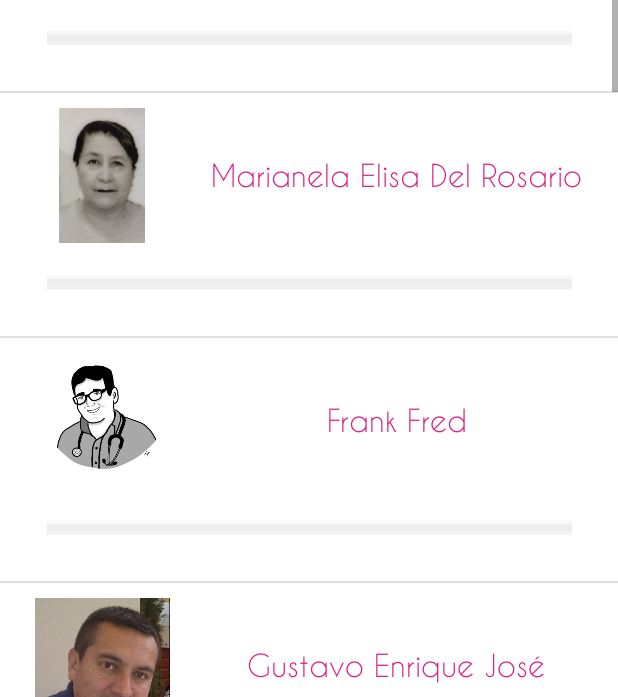
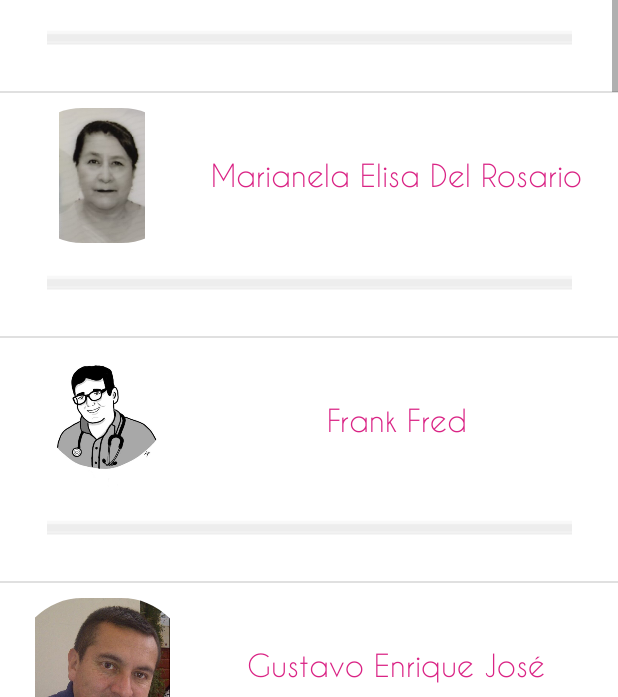
Before and after one commit to Seagull29/FindDocCusco, an Android app: the informacion screen opened directly, with no data from a screen before it, after a tap on "Médicos generales", on a phone screen of 412 x 824 dp. Shown: the part 539-1236 px from the top of the screen. Run offline under Robolectric (Android 15) with nearby library versions, the phone set to English and light mode, and no system bars.

Commit message:
textos corregidos

```diff
--- a/app/src/main/res/layout/activity_calculadora.xml
+++ b/app/src/main/res/layout/activity_calculadora.xml
@@ -76,7 +76,7 @@
                         android:id="@+id/rbVaron"
                         android:layout_width="wrap_content"
                         android:layout_height="wrap_content"
-                        android:text="varon"
+                        android:text="Varón"
                         android:textSize="18dp"
                         android:textColor="@color/rosao"
                         android:textStyle="bold" />
@@ -152,7 +152,7 @@
                 android:layout_marginBottom="3dp"
                 android:orientation="horizontal">
 
-                <Button
+                <!--<Button
                     android:id="@+id/btnConsejo"
                     android:layout_width="wrap_content"
                     android:layout_height="match_parent"
@@ -165,7 +165,7 @@
                     android:text="Recomendaciones"
                     android:textColor="@color/D"
                     android:textSize="16dp"
-                    app:backgroundTint="#3E4F59" />
+                    app:backgroundTint="#3E4F59" />-->
 
 
             </LinearLayout>
--- a/app/src/main/res/layout/activity_emergencias.xml
+++ b/app/src/main/res/layout/activity_emergencias.xml
@@ -28,7 +28,7 @@
         android:layout_height="77dp"
         android:fontFamily="@font/caviardreams"
         android:gravity="center"
-        android:text="Precione el boton 'Llamar' de uno de los contactos para comunicarse con uno de ellos"
+        android:text="Presione el botón 'Llamar' de alguno de los contactos para comunicarse con ellos"
         android:textColor="@color/black"
         android:textSize="18dp"
         app:layout_constraintBottom_toBottomOf="parent"
@@ -36,11 +36,13 @@
         app:layout_constraintHorizontal_bias="0.492"
         app:layout_constraintStart_toStartOf="parent"
         app:layout_constraintTop_toTopOf="parent"
+        android:layout_marginBottom="50dp"
         app:layout_constraintVertical_bias="0.183" />
 
     <ScrollView
         android:layout_width="366dp"
         android:layout_height="519dp"
+        android:paddingTop="50dp"
         app:layout_constraintBottom_toBottomOf="parent"
         app:layout_constraintEnd_toEndOf="parent"
         app:layout_constraintHorizontal_bias="0.489"
@@ -52,6 +54,7 @@
             android:layout_width="match_parent"
             android:layout_height="wrap_content"
             android:orientation="vertical"
+            android:paddingTop="50dp"
             android:gravity="center">
 
             <TextView
--- a/app/src/main/res/layout/activity_interfaz_principal.xml
+++ b/app/src/main/res/layout/activity_interfaz_principal.xml
@@ -21,7 +21,7 @@
             android:layout_height="90dp"
             android:background="@drawable/boton_redondo"
             android:fontFamily="@font/caviardreamsbold"
-            android:text="Encontrar especialistas     mas cercanos"
+            android:text="Encontrar especialistas     más cercanos"
             android:textColor="@color/B"
             android:onClick="maps"
             android:textSize="16dp"
@@ -96,7 +96,7 @@
             android:fontFamily="@font/caviardreamsbold"
             android:gravity="center"
             android:onClick="info"
-            android:text="Informacion de      especialistas"
+            android:text="Información de      especialistas"
             android:textColor="@color/B"
             android:textSize="17dp"
             app:backgroundTint="#99C2DA" />
--- a/app/src/main/res/layout/activity_main.xml
+++ b/app/src/main/res/layout/activity_main.xml
@@ -56,7 +56,7 @@
             android:id="@+id/textView4"
             android:layout_width="match_parent"
             android:layout_height="wrap_content"
-            android:text="FindDoc Cusco es un aplicativo móvil que sirve para localizar a los especialistas de salud mas cercanos a su ubicación actual!, puede acceder a la información de estos especialistas y ponerse en contacto con ellos, y también podrá acceder a contactos de emergencia que estén disponibles las 24 hrs para cualquier urgencia de salud."
+            android:text="FindDoc Cusco es una aplicación móvil con el objetivo de localizar a los especialistas de salud más cercanos a su ubicación actual. Usted puede acceder a la información de los especialistas y ponerse en contacto con ellos. Además, también podrá acceder a contactos de emergencia que estén disponibles las 24 horas para cualquier emergencia de salud."
             android:textAlignment="viewStart"
             android:textColor="@color/gris" />
 
--- a/app/src/main/res/layout/lista_categorias.xml
+++ b/app/src/main/res/layout/lista_categorias.xml
@@ -27,7 +27,7 @@
             android:layout_height="wrap_content"
             android:fontFamily="@font/caviardreamsbold"
             android:gravity="center"
-            android:text="Categorias"
+            android:text="Categorías"
             android:textColor="@color/rosao"
             android:textSize="22dp" />
 
--- a/app/src/main/res/layout/medico_card.xml
+++ b/app/src/main/res/layout/medico_card.xml
@@ -36,12 +36,20 @@
             android:layout_height="match_parent"
             android:orientation="horizontal">
 
-            <ImageView
+            <com.google.android.material.imageview.ShapeableImageView
+                android:id="@+id/imgMedico"
+                android:layout_width="0dp"
+                app:shapeAppearanceOverlay="@style/Circular"
+                android:layout_height="90dp"
+                app:srcCompat="@drawable/doch"
+                android:layout_weight="1" />
+
+           <!-- <ImageView
                 android:id="@+id/imgMedico"
                 android:layout_width="0dp"
                 android:layout_height="90dp"
                 android:layout_weight="1"
-                app:srcCompat="@drawable/doch" />
+                app:srcCompat="@drawable/doch" />-->
 
             <TextView
                 android:id="@+id/txtNombreMedico"
```
